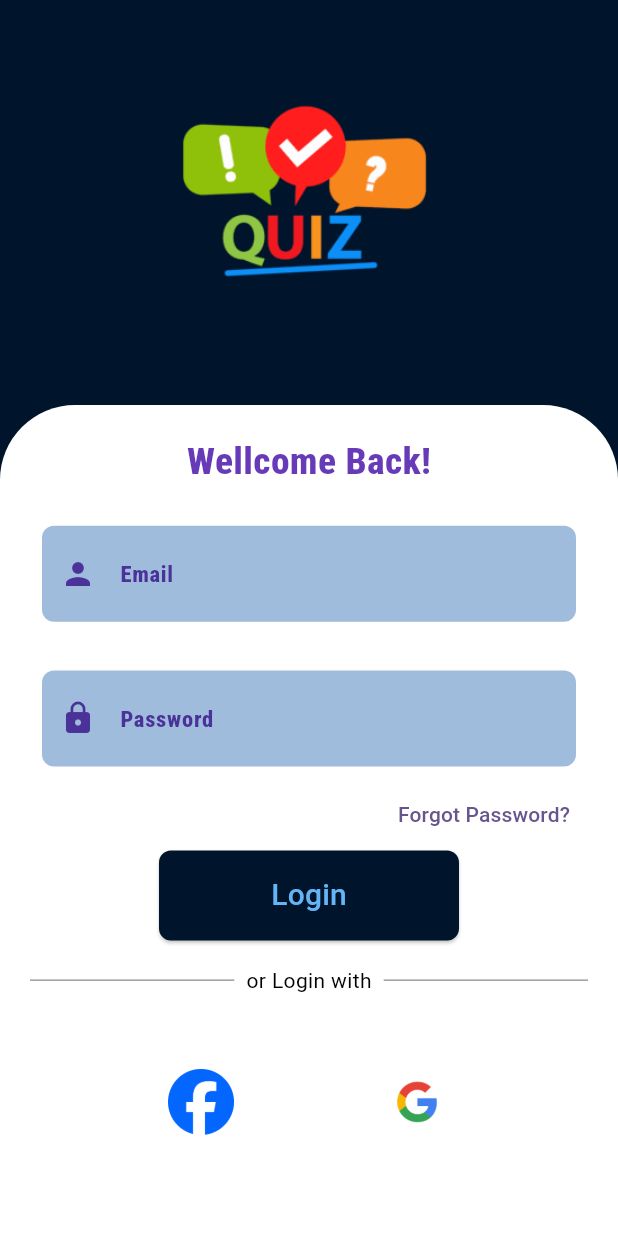
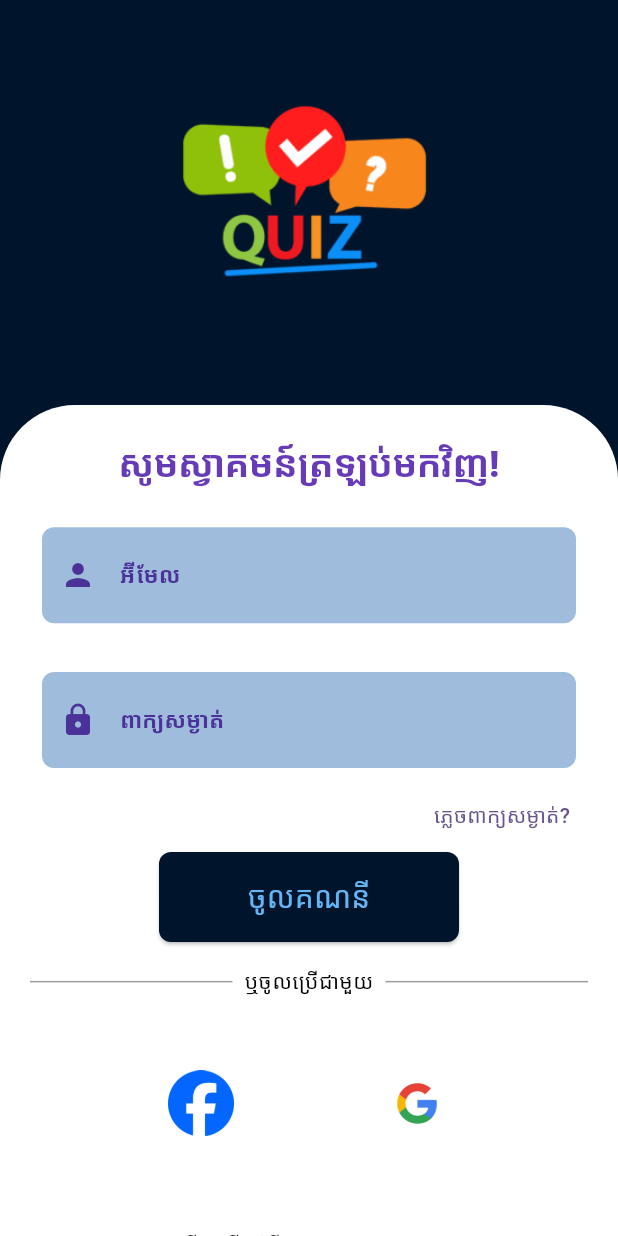
Before and after one commit to KhoeurnVeasna/Qiuz_App_Getx_firebase, a Flutter app: the screen it shows after launch, after a tap on "ភាសាខ្មែរ", on a phone screen of 412 x 824 dp. Run offline on Flutter 3.47's test engine with Material 3 defaults, Android fonts, the phone set to English and light mode, and no system bars; our stand-ins replace audioplayers, cached_network_image, cloud_firestore, dot_navigation_bar, firebase_auth, firebase_core and 4 more; accounts and stored records are empty; generated files the repository leaves out were written again; Roboto replaces fonts that are missing (Koulen).

Commit message:
update and fix

```diff
--- /dev/null
+++ b/lib/l10n/app_km.arb
@@ -0,0 +1,18 @@
+{
+  "@@locale": "km",
+  "login": "ចូលគណនី",
+  "welcome": "សូមស្វាគមន៍ត្រឡប់មកវិញ!",
+  "language": "ភាសា",
+  "forgetPassword": "ភ្លេចពាក្យសម្ងាត់?",
+  "orLoginWith": "ឬចូលប្រើជាមួយ",
+  "areYouNewHere": "តើអ្នកថ្មីនៅទីនេះឬ?",
+  "email": "អ៊ីមែល",
+  "password": "ពាក្យសម្ងាត់",
+  "registerNow":"ចុះឈ្មោះ",
+  "welcometoMyapp": "សូមស្វាគមន៍មកកាន់ App ",
+  "username": "ឈ្មោះរបស់អ្នក",
+  "orrigister": "ឬចុះឈ្មោះប្រើជាមួយ",
+  "areYouamem": "អ្នកជាសមាជិក?",
+  "loginnow": "ចូលគណនីវិញ?",
+  "register": "ចុះឈ្មោះ"
+}
--- /dev/null
+++ b/lib/l10n/l10n.dart
@@ -0,0 +1,8 @@
+import 'dart:ui';
+
+class L10n {
+  static const all = [
+    Locale('en'),
+    Locale('km')
+  ];
+}
--- a/lib/main.dart
+++ b/lib/main.dart
@@ -1,5 +1,6 @@
 import 'package:firebase_core/firebase_core.dart';
 import 'package:flutter/material.dart';
+import 'package:flutter_localizations/flutter_localizations.dart';
 import 'package:get/get.dart';
 import 'package:get_storage/get_storage.dart';
 import 'package:quiz_project/controllers/auth_state_controller.dart';
@@ -7,14 +8,16 @@ import 'package:quiz_project/controllers/database_controller.dart';
 import 'package:quiz_project/controllers/question_controller.dart';
 import 'package:quiz_project/controllers/quiz_controller.dart';
 import 'package:quiz_project/controllers/user_controller.dart';
+import 'package:quiz_project/l10n/l10n.dart';
 import 'package:quiz_project/routes/route.dart';
 import 'package:quiz_project/services/servies_storage/service_storage.dart';
 import 'firebase_options.dart';
 import 'pages/auth_state.dart';
 import 'pages/introdutionpage/introduction.dart';
-
+import 'package:flutter_gen/gen_l10n/app_localizations.dart';
 void main() async {
   WidgetsFlutterBinding.ensureInitialized();
+
   await Firebase.initializeApp(
     options: DefaultFirebaseOptions.currentPlatform,
   );
@@ -23,6 +26,7 @@ void main() async {
   Get.put(AuthStateController());
   Get.put(UserController());
   Get.put(DatabaseController());
+
   await GetStorage.init();
 
   runApp(MyApp());
@@ -47,6 +51,7 @@ class _MyAppState extends State<MyApp> {
 
   void isComplateIntroduction() async {
     final bool? status = await _serviceStorage.getIntroductionPageStatus();
+
     setState(() {
       isComplate = status ?? false;
     });
@@ -54,6 +59,7 @@ class _MyAppState extends State<MyApp> {
 
   @override
   Widget build(BuildContext context) {
+    String? savelanguage =  _serviceStorage.getSelectedLanguage();
     return GetMaterialApp(
       title: 'Flutter Demo',
       debugShowCheckedModeBanner: false,
@@ -61,6 +67,15 @@ class _MyAppState extends State<MyApp> {
         colorScheme: ColorScheme.fromSeed(seedColor: Colors.deepPurple),
         useMaterial3: true,
       ),
+      localizationsDelegates: [
+        AppLocalizations.delegate,
+        GlobalMaterialLocalizations.delegate,
+        GlobalWidgetsLocalizations.delegate,
+        GlobalCupertinoLocalizations.delegate,
+      ],
+      supportedLocales: L10n.all,
+      locale: Locale(savelanguage),
+      fallbackLocale: Locale('en'),
       onGenerateRoute: Routes.generateRoute,
       home: isComplate! ? const AuthState() : const IntroductionPage(),
     );
--- a/lib/pages/introdutionpage/introduction.dart
+++ b/lib/pages/introdutionpage/introduction.dart
@@ -1,5 +1,8 @@
 import 'package:flutter/material.dart';
+import 'package:get/get.dart';
 import 'package:google_fonts/google_fonts.dart';
+import 'package:quiz_project/pages/login_page.dart';
+import 'package:quiz_project/services/servies_storage/service_storage.dart';
 import 'package:quiz_project/theme/colors.dart';
 
 import '../../widgets/widget.dart';
@@ -47,12 +50,22 @@ class IntroductionPage extends StatelessWidget {
                   height: MediaQuery.of(context).size.height * 0.1,
                 ),
                 chooselangue(
-                    'ភាសាខ្មែរ', 'assets/logos/cambodiaflage.png', context),
+                    'ភាសាខ្មែរ', 'assets/logos/cambodiaflage.png', context, ()async{
+                      await ServiceStorage().saveIntroductionPageStatus(true);
+                      await ServiceStorage().saveSelectedLanguage('km');
+                      Get.updateLocale(Locale('km'));
+                      Get.offAll(LoginPage());
+                    }),
                 SizedBox(
                   height: 20,
                 ),
                 chooselangue(
-                    'English', 'assets/logos/englishflag.png', context),
+                    'English', 'assets/logos/englishflag.png', context,()async{
+                      await ServiceStorage().saveIntroductionPageStatus(true);
+                      await ServiceStorage().saveSelectedLanguage('en');
+                      Get.updateLocale(Locale('en'));
+                      Get.offAll(LoginPage());
+                    }),
               ],
             ),
           ),
--- a/lib/pages/login_page.dart
+++ b/lib/pages/login_page.dart
@@ -4,11 +4,12 @@ import 'package:google_fonts/google_fonts.dart';
 import 'package:quiz_project/controllers/user_controller.dart';
 import 'package:quiz_project/pages/main_page.dart';
 import 'package:quiz_project/pages/register_page.dart';
+import 'package:quiz_project/services/servies_storage/service_storage.dart';
 import 'package:quiz_project/theme/colors.dart';
 import 'package:quiz_project/widgets/button_submit_widget.dart';
 import 'package:quiz_project/widgets/text_field_widget.dart';
-
 import '../widgets/widget.dart';
+import 'package:flutter_gen/gen_l10n/app_localizations.dart';
 
 class LoginPage extends StatelessWidget {
   LoginPage({super.key});
@@ -23,9 +24,11 @@ class LoginPage extends StatelessWidget {
 
   final formKey = GlobalKey<FormState>();
   final UserController _userController = Get.find();
+  final ServiceStorage _serviceStorage = ServiceStorage();
 
   @override
   Widget build(BuildContext context) {
+    final AppLocalizations tran = AppLocalizations.of(context)!;
     return Scaffold(
       backgroundColor: AppColor.introBk2,
       body: SingleChildScrollView(
@@ -57,8 +60,8 @@ class LoginPage extends StatelessWidget {
                   child: Column(
                     mainAxisSize: MainAxisSize.min,
                     children: [
-                      Text('Wellcome Back!',
-                          style: GoogleFonts.robotoCondensed(
+                      Text(tran.welcome,
+                          style: GoogleFonts.koulen(
                               fontSize: 25,
                               fontWeight: FontWeight.w800,
                               color: AppColor.wellcom)),
@@ -68,7 +71,7 @@ class LoginPage extends StatelessWidget {
                       TextFieldWidget(
                           controller: _emailController,
                           focusNode: _emailFocus,
-                          label: 'Email',
+                          label: tran.email,
                           icon: Icon(
                             Icons.person,
                             color: AppColor.introBk,
@@ -80,7 +83,7 @@ class LoginPage extends StatelessWidget {
                           controller: _passwordController,
                           focusNode: _passwordFocus,
                           obscureText: true,
-                          label: 'Password',
+                          label: tran.password,
                           icon: Icon(
                             Icons.lock,
                             color: AppColor.introBk,
@@ -92,7 +95,7 @@ class LoginPage extends StatelessWidget {
                                 Navigator.pushNamed(
                                     context, '/forgotPasswordPage');
                               },
-                              child: Text('Forgot Password?'))),
+                              child: Text(tran.forgetPassword))),
                       SizedBox(
                         height: 60,
                         width: 200,
@@ -121,7 +124,7 @@ class LoginPage extends StatelessWidget {
                                   .requestFocus(_passwordFocus);
                             }
                           },
-                          text: 'Login',
+                          text: tran.login,
                           color: AppColor.introBk2,
                         ),
                       ),
@@ -139,7 +142,7 @@ class LoginPage extends StatelessWidget {
                             padding:
                                 const EdgeInsets.symmetric(horizontal: 8.0),
                             child: Text(
-                              'or Login with',
+                              tran.orLoginWith,
                               style: TextStyle(color: Colors.black),
                             ),
                           ),
@@ -157,7 +160,9 @@ class LoginPage extends StatelessWidget {
                         mainAxisAlignment: MainAxisAlignment.spaceEvenly,
                         children: [
                           iconButton(AppColor.introTxt,
-                              ('assets/logos/Facebook_Logo_2023.png'), () {}),
+                              ('assets/logos/Facebook_Logo_2023.png'), ()async {
+                                await _serviceStorage.clearIntroductionPageStatus();
+                              }),
                           iconButton(AppColor.introTxt,
                               'assets/logos/7611770.png', () {})
                         ],
@@ -168,14 +173,14 @@ class LoginPage extends StatelessWidget {
                       Row(
                         mainAxisAlignment: MainAxisAlignment.center,
                         children: [
-                          Text('Are you new here?'),
+                          Text(tran.areYouNewHere),
                           TextButton(
                             onPressed: () {
                               Get.to(
                                  RegisterPage(),
                               );
                             },
-                            child: Text('Register Now'),
+                            child: Text(tran.registerNow),
                           ),
                         ],
                       ),
--- a/lib/pages/register_page.dart
+++ b/lib/pages/register_page.dart
@@ -6,6 +6,8 @@ import 'package:quiz_project/widgets/button_submit_widget.dart';
 import 'package:quiz_project/widgets/widget.dart';
 import '../theme/colors.dart';
 import '../widgets/text_field_widget.dart';
+import 'package:flutter_gen/gen_l10n/app_localizations.dart';
+
 
 class RegisterPage extends StatelessWidget {
   RegisterPage({super.key});
@@ -23,8 +25,11 @@ class RegisterPage extends StatelessWidget {
   final formKey = GlobalKey<FormState>();
   final UserController _userController =Get.find();
 
+
   @override
   Widget build(BuildContext context) {
+    final AppLocalizations tran = AppLocalizations.of(context)!;
+
     return Scaffold(
       backgroundColor: AppColor.introBk2,
       body: SingleChildScrollView(
@@ -56,7 +61,7 @@ class RegisterPage extends StatelessWidget {
                   child: Column(
                     mainAxisSize: MainAxisSize.min,
                     children: [
-                      Text('Wellcome to My App',
+                      Text(tran.welcometoMyapp,
                           style: GoogleFonts.robotoCondensed(
                               fontSize: 25,
                               fontWeight: FontWeight.w800,
@@ -68,7 +73,7 @@ class RegisterPage extends StatelessWidget {
                         controller: _usernameController,
                         focusNode: _usernameFocus,
                         icon: Icon(Icons.person, color: AppColor.introBk),
-                        label: 'Username',
+                        label: tran.username,
                       ),
 
                       SizedBox(
@@ -78,7 +83,7 @@ class RegisterPage extends StatelessWidget {
                           controller: _emailController,
                           focusNode: _emailFocus,
                           icon: Icon(Icons.email, color: AppColor.introBk),
-                          label: 'Email'),
+                          label: tran.email),
 
                       SizedBox(
                         height: spaceHeight(context),
@@ -87,7 +92,7 @@ class RegisterPage extends StatelessWidget {
                         controller: _passwordController,
                         focusNode: _passwordFocus,
                         icon: Icon(Icons.lock, color: AppColor.introBk),
-                        label: 'Password',
+                        label: tran.password,
                         obscureText: true,
                       ),
                       // Align(
@@ -103,7 +108,7 @@ class RegisterPage extends StatelessWidget {
                         height: 60,
                         width: 200,
                         child: ButtonSubmitWidget(
-                          text: 'Register',
+                          text: tran.register,
                           onPressed: () async {
                             if (formKey.currentState!.validate()) {
                               FocusScope.of(context).unfocus();
@@ -148,7 +153,7 @@ class RegisterPage extends StatelessWidget {
                             padding:
                                 const EdgeInsets.symmetric(horizontal: 8.0),
                             child: Text(
-                              'or Register with',
+                              tran.orrigister,
                               style: TextStyle(color: Colors.black),
                             ),
                           ),
@@ -207,12 +212,12 @@ class RegisterPage extends StatelessWidget {
                       Row(
                         mainAxisAlignment: MainAxisAlignment.center,
                         children: [
-                          Text('Are you a Member?'),
+                          Text(tran.areYouamem),
                           TextButton(
                             onPressed: () {
                               Navigator.pushNamed(context, '/loginPage');
                             },
-                            child: Text('login Now'),
+                            child: Text(tran.loginnow),
                           ),
                         ],
                       ),
--- a/lib/pages/takequestion_page.dart
+++ b/lib/pages/takequestion_page.dart
@@ -169,7 +169,6 @@ class _TakequestionPageState extends State<TakequestionPage> {
                 if (questionMain.options.isEmpty) {
                   return const Center(child: Text("No Options Available"));
                 }
-
                 return ListView.builder(
                   itemCount: questionMain.options.length,
                   itemBuilder: (ctx, index) {
--- a/lib/services/servies_storage/service_storage.dart
+++ b/lib/services/servies_storage/service_storage.dart
@@ -2,16 +2,22 @@ import 'package:get_storage/get_storage.dart';
 
 class ServiceStorage {
   final _getStorage = GetStorage();
-  Future<void> saveIntroductionPageStatus(bool status) async {
+  Future<void> saveIntroductionPageStatus(bool status,) async {
     await _getStorage.write('introductionPageStatus', status);
+
   }
 
   Future<bool?> getIntroductionPageStatus() async {
     return await _getStorage.read('introductionPageStatus')??false;
   }
-
-  Future<void> delectIntroduction() async {
-    await _getStorage.remove('introductionPageStatus', );
+  Future<void> clearIntroductionPageStatus() async {
+    await _getStorage.remove('introductionPageStatus');
+    await _getStorage.remove('selectedLanguage');
   }
-
+  Future<void> saveSelectedLanguage(String language) async {
+    await _getStorage.write('selectedLanguage', language);
+  }
+  String getSelectedLanguage()  {
+    return  _getStorage.read('selectedLanguage') ?? 'en';
+  }
 }
--- a/lib/widgets/widget.dart
+++ b/lib/widgets/widget.dart
@@ -1,8 +1,7 @@
 import 'package:flutter/material.dart';
 import 'package:google_fonts/google_fonts.dart';
-import 'package:quiz_project/services/servies_storage/service_storage.dart';
 
-Widget chooselangue(String language, String image, BuildContext context) {
+Widget chooselangue(String language, String image, BuildContext context , void Function()? onPressed) {
   return SizedBox(
     height: 60,
     width: 250,
@@ -15,12 +14,13 @@ Widget chooselangue(String language, String image, BuildContext context) {
         shape: WidgetStateProperty.all(
             RoundedRectangleBorder(borderRadius: BorderRadius.circular(35))),
       ),
-      onPressed: () async{
-        await ServiceStorage().saveIntroductionPageStatus(true);
-        // ignore: use_build_context_synchronously
-        Navigator.pushNamed(context, '/loginPage');
+      onPressed: onPressed ,
+      //() async{
+      //   await ServiceStorage().saveIntroductionPageStatus(true);
+      //   // // ignore: use_build_context_synchronously
+      //   // Navigator.pushNamed(context, '/loginPage');
 
-      },
+      // },
       child: Row(
         mainAxisAlignment: MainAxisAlignment.start,
         children: [
--- a/pubspec.yaml
+++ b/pubspec.yaml
@@ -27,6 +27,10 @@ dependencies:
   path_provider: ^2.1.5
   audioplayers: ^6.4.0
   path: ^1.9.1
+  http: ^1.3.0
+  flutter_localizations:
+    sdk: flutter
+  intl: ^0.19.0
 
 dev_dependencies:
   flutter_test:
@@ -36,7 +40,7 @@ dev_dependencies:
 
 flutter:
   uses-material-design: true
-
+  generate: true
   assets:
     - assets/logos/
     - assets/images/
```
Also changed, not shown: lib/controllers/transtale_controller.dart (added, +13 -0 lines), lib/l10n.yaml (added, +9 -0 lines), lib/l10n/app_en.arb (added, +18 -0 lines), pubspec.lock, 5 other files.
